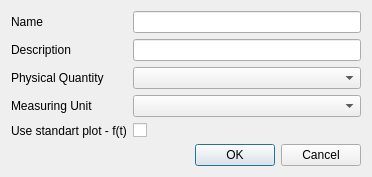
The window that examples/simulator/channelconfigurationdialog.ui (eugesh/GraphPlugin) describes before a commit, drawn with Qt 5.
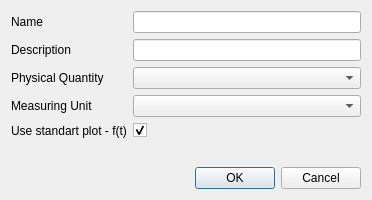
The same window after the commit.

Commit message:
Use standard f(t) plot on "configure" button press
In the beginning

Issues #31

```diff
--- a/examples/simulator/channelconfigurationdialog.ui
+++ b/examples/simulator/channelconfigurationdialog.ui
@@ -7,7 +7,7 @@
     <x>0</x>
     <y>0</y>
     <width>372</width>
-    <height>173</height>
+    <height>200</height>
    </rect>
   </property>
   <property name="windowTitle">
@@ -60,6 +60,9 @@
          <property name="text">
           <string/>
          </property>
+         <property name="checked">
+          <bool>true</bool>
+         </property>
         </widget>
        </item>
        <item row="1" column="0">
```
The commit also changes 5 other files.
